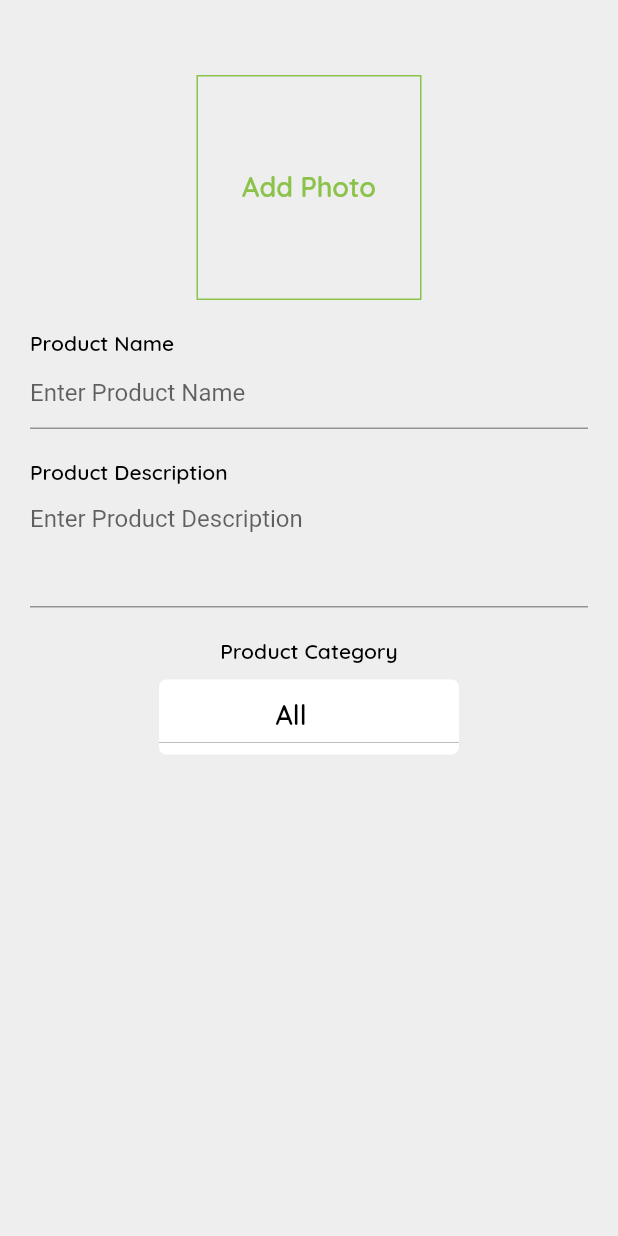
After one commit to Lans12345/MarketDo, a Flutter app: the SellProducts screen opened directly, after a tap on "Add Product", on a phone screen of 412 x 824 dp. The commit adds this screen. Run offline on Flutter 3.47's test engine with Material 2 defaults, Android fonts, the phone set to English and light mode, and no system bars; our stand-ins replace get_storage; accounts and stored records are empty.

Commit message:
Add. add product page

```diff
--- a/lib/screens/views/home_settings.dart
+++ b/lib/screens/views/home_settings.dart
@@ -1,4 +1,5 @@
 import 'package:flutter/material.dart';
+import 'package:marketdo/screens/views/settings_view/sell_products.dart';
 import 'package:marketdo/widgets/text_widget.dart';
 
 class HomeSettings extends StatelessWidget {
@@ -16,6 +17,10 @@ class HomeSettings extends StatelessWidget {
       body: Column(
         children: [
           ListTile(
+            onTap: () {
+              Navigator.of(context).pushReplacement(MaterialPageRoute(
+                  builder: (context) => const SellProducts()));
+            },
             title: TextBold(
                 text: 'Sell Products', fontSize: 16, color: Colors.grey),
             trailing: const Icon(Icons.arrow_forward_ios_rounded),
--- /dev/null
+++ b/lib/screens/views/settings_view/sell_products.dart
@@ -0,0 +1,189 @@
+import 'package:flutter/material.dart';
+import 'package:marketdo/widgets/appbar_widget.dart';
+import 'package:marketdo/widgets/button_widget.dart';
+import 'package:marketdo/widgets/text_widget.dart';
+
+class SellProducts extends StatefulWidget {
+  const SellProducts({Key? key}) : super(key: key);
+
+  @override
+  State<SellProducts> createState() => _SellProductsState();
+}
+
+class _SellProductsState extends State<SellProducts> {
+  int _value = 0;
+
+  @override
+  Widget build(BuildContext context) {
+    return Scaffold(
+      appBar: AppbarWidget('My Products'),
+      body: Stack(
+        children: [
+          ListView.separated(
+            itemCount: 20,
+            separatorBuilder: (context, index) {
+              return const Divider();
+            },
+            itemBuilder: ((context, index) {
+              return ListTile(
+                leading: Padding(
+                  padding: const EdgeInsets.all(8.0),
+                  child: Image.asset('assets/images/googlelogo.png'),
+                ),
+                title: TextBold(
+                  text: 'Fresh Saging',
+                  fontSize: 18,
+                  color: Colors.grey,
+                ),
+                subtitle: TextRegular(
+                  text: 'Posted on 10/10/2022',
+                  fontSize: 12,
+                  color: Colors.grey,
+                ),
+                trailing: IconButton(
+                  onPressed: () {},
+                  icon: const Icon(
+                    Icons.delete,
+                    color: Colors.red,
+                  ),
+                ),
+              );
+            }),
+          ),
+          Padding(
+            padding: const EdgeInsets.only(bottom: 10),
+            child: Align(
+              alignment: Alignment.bottomCenter,
+              child: ButtonWidget(
+                  onPressed: () {
+                    showModalBottomSheet(
+                        isScrollControlled: true,
+                        context: context,
+                        builder: (context) {
+                          return ColoredBox(
+                            color: Colors.grey[200]!,
+                            child: Column(
+                              crossAxisAlignment: CrossAxisAlignment.start,
+                              children: [
+                                const SizedBox(
+                                  height: 50,
+                                ),
+                                Center(
+                                  child: GestureDetector(
+                                    onTap: () {},
+                                    child: Container(
+                                      height: 150,
+                                      width: 150,
+                                      child: Center(
+                                        child: TextBold(
+                                            text: 'Add Photo',
+                                            fontSize: 18,
+                                            color: Colors.lightGreen),
+                                      ),
+                                      decoration: BoxDecoration(
+                                        border: Border.all(
+                                            color: Colors.lightGreen),
+                                      ),
+                                    ),
+                                  ),
+                                ),
+                                Padding(
+                                  padding:
+                                      const EdgeInsets.fromLTRB(20, 20, 20, 0),
+                                  child: TextBold(
+                                    text: 'Product Name',
+                                    fontSize: 14,
+                                    color: Colors.black,
+                                  ),
+                                ),
+                                Padding(
+                                  padding:
+                                      const EdgeInsets.fromLTRB(20, 0, 20, 0),
+                                  child: TextFormField(
+                                    decoration: const InputDecoration(
+                                        hintText: 'Enter Product Name'),
+                                    onChanged: (_input) {},
+                                  ),
+                                ),
+                                Padding(
+                                  padding:
+                                      const EdgeInsets.fromLTRB(20, 20, 20, 0),
+                                  child: TextBold(
+                                    text: 'Product Description',
+                                    fontSize: 14,
+                                    color: Colors.black,
+                                  ),
+                                ),
+                                Padding(
+                                  padding:
+                                      const EdgeInsets.fromLTRB(20, 0, 20, 20),
+                                  child: TextFormField(
+                                    maxLines: 3,
+                                    decoration: const InputDecoration(
+                                        hintText: 'Enter Product Description'),
+                                    onChanged: (_input) {},
+                                  ),
+                                ),
+                                Center(
+                                  child: Padding(
+                                    padding: const EdgeInsets.fromLTRB(
+                                        20, 0, 20, 10),
+                                    child: TextBold(
+                                      text: 'Product Category',
+                                      fontSize: 14,
+                                      color: Colors.black,
+                                    ),
+                                  ),
+                                ),
+                                Center(
+                                  child: SizedBox(
+                                    height: 50,
+                                    width: 200,
+                                    child: Container(
+                                      decoration: BoxDecoration(
+                                        color: Colors.white,
+                                        borderRadius: BorderRadius.circular(5),
+                                      ),
+                                      child: DropdownButton(
+                                        borderRadius: BorderRadius.circular(10),
+                                        dropdownColor: Colors.lightGreen,
+                                        isExpanded: true,
+                                        iconEnabledColor: Colors.white,
+                                        value: _value,
+                                        items: [
+                                          DropdownMenuItem(
+                                            child: Center(
+                                                child: Padding(
+                                              padding:
+                                                  const EdgeInsets.all(8.0),
+                                              child: TextBold(
+                                                  text: 'All',
+                                                  color: Colors.black,
+                                                  fontSize: 18),
+                                            )),
+                                            value: 0,
+                                          ),
+                                        ],
+                                        onChanged: (value) {
+                                          setState(() {
+                                            _value =
+                                                int.parse(value.toString());
+                                          });
+                                        },
+                                      ),
+                                    ),
+                                  ),
+                                ),
+                              ],
+                            ),
+                          );
+                        });
+                  },
+                  text: 'Add Product'),
+            ),
+          ),
+        ],
+      ),
+    );
+  }
+}
--- a/lib/widgets/appbar_widget.dart
+++ b/lib/widgets/appbar_widget.dart
@@ -5,7 +5,8 @@ PreferredSizeWidget AppbarWidget(
   String title,
 ) {
   return AppBar(
-    backgroundColor: Colors.blue,
+    foregroundColor: Colors.white,
+    backgroundColor: Colors.brown,
     title: TextRegular(text: title, fontSize: 18, color: Colors.white),
     centerTitle: true,
   );
```
